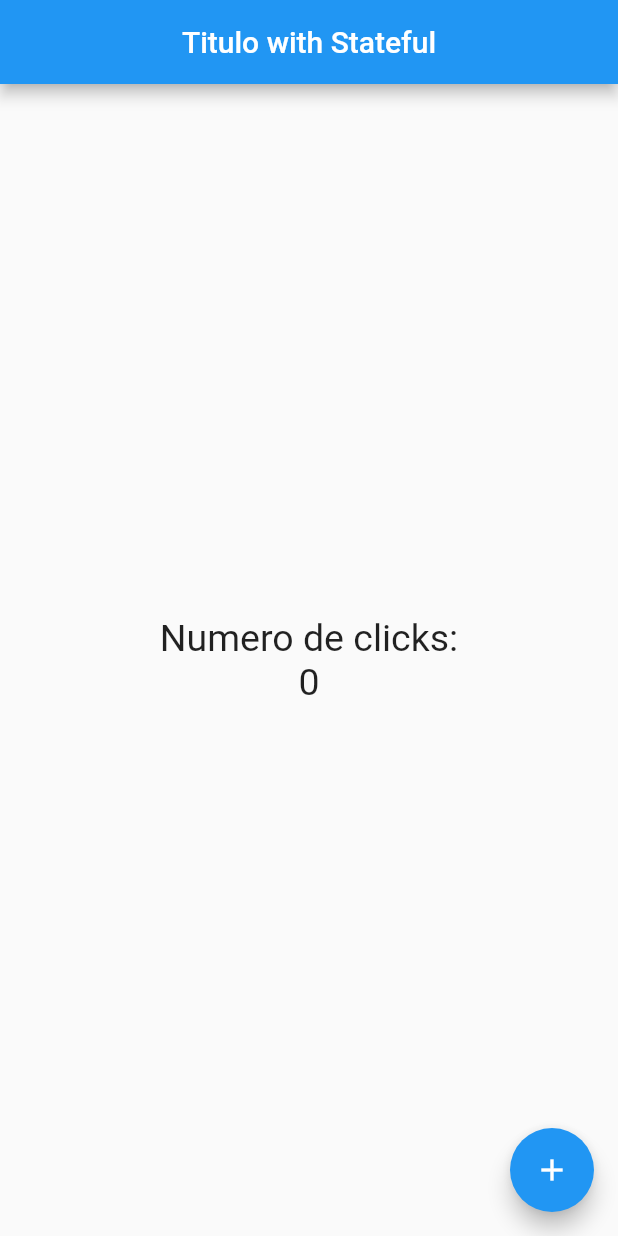
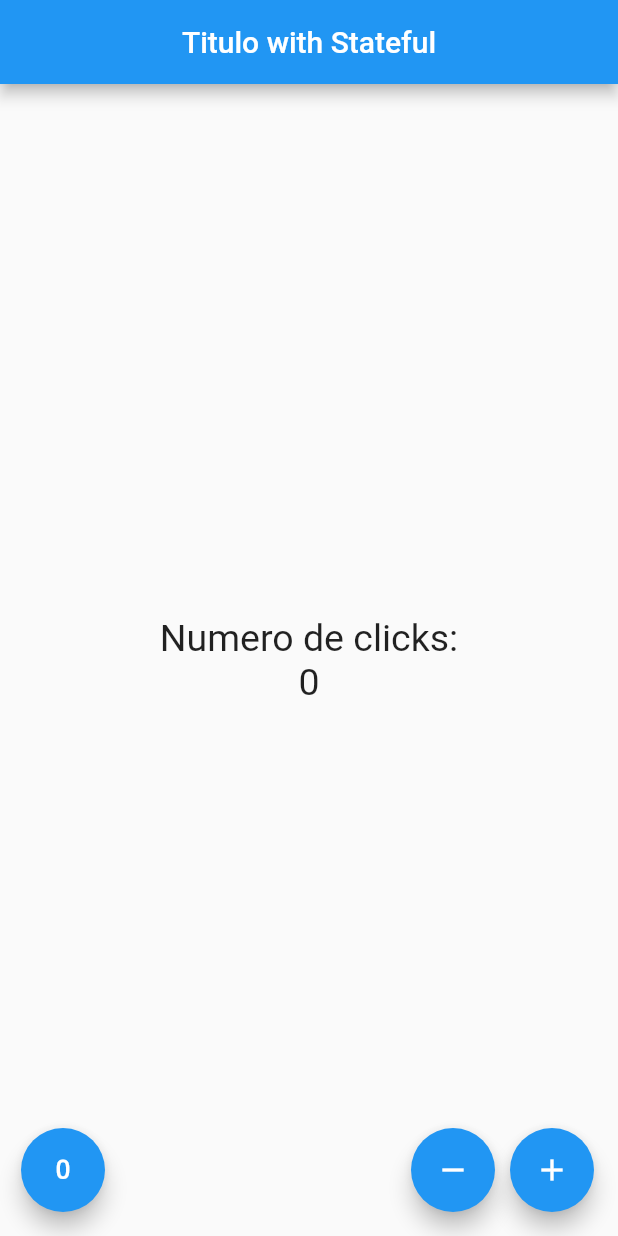
Before and after one commit to jonas-colas/Flutter-First-App, a Flutter app: the screen it shows after launch, on a phone screen of 412 x 824 dp. Run offline on Flutter 3.47's test engine with Material 2 defaults, Android fonts, the phone set to English and light mode, and no system bars.

Commit message:
substract and reset

```diff
--- a/lib/src/pages/contador.dart
+++ b/lib/src/pages/contador.dart
@@ -26,13 +26,34 @@ class _ContadorState extends State<Contador> {
           ],
         ),
       ),
-        floatingActionButton: FloatingActionButton(
-          child: Icon(Icons.add),
-          onPressed: () {
-            setState(() {
-              _contar++;
-            });
-          },
-        ));
+      floatingActionButton: _crearBotones(),
+    );
+  }
+
+  Widget _crearBotones() {
+    return Row(
+      mainAxisAlignment: MainAxisAlignment.end,
+      children: <Widget>[
+        SizedBox(width: 30.0),
+        FloatingActionButton(
+            child: Icon(Icons.exposure_zero), onPressed: _reset),
+        Expanded(child: SizedBox()),
+        FloatingActionButton(child: Icon(Icons.remove), onPressed: _substract),
+        SizedBox(width: 10.0),
+        FloatingActionButton(child: Icon(Icons.add), onPressed: _add),
+      ],
+    );
+  }
+
+  void _add() {
+    setState(() => _contar++);
+  }
+
+  void _substract() {
+    setState(() => _contar--);
+  }
+
+  void _reset() {
+    setState(() => _contar = 0);
   }
 }
```
Lines whose indentation alone changed are shown as unchanged.
